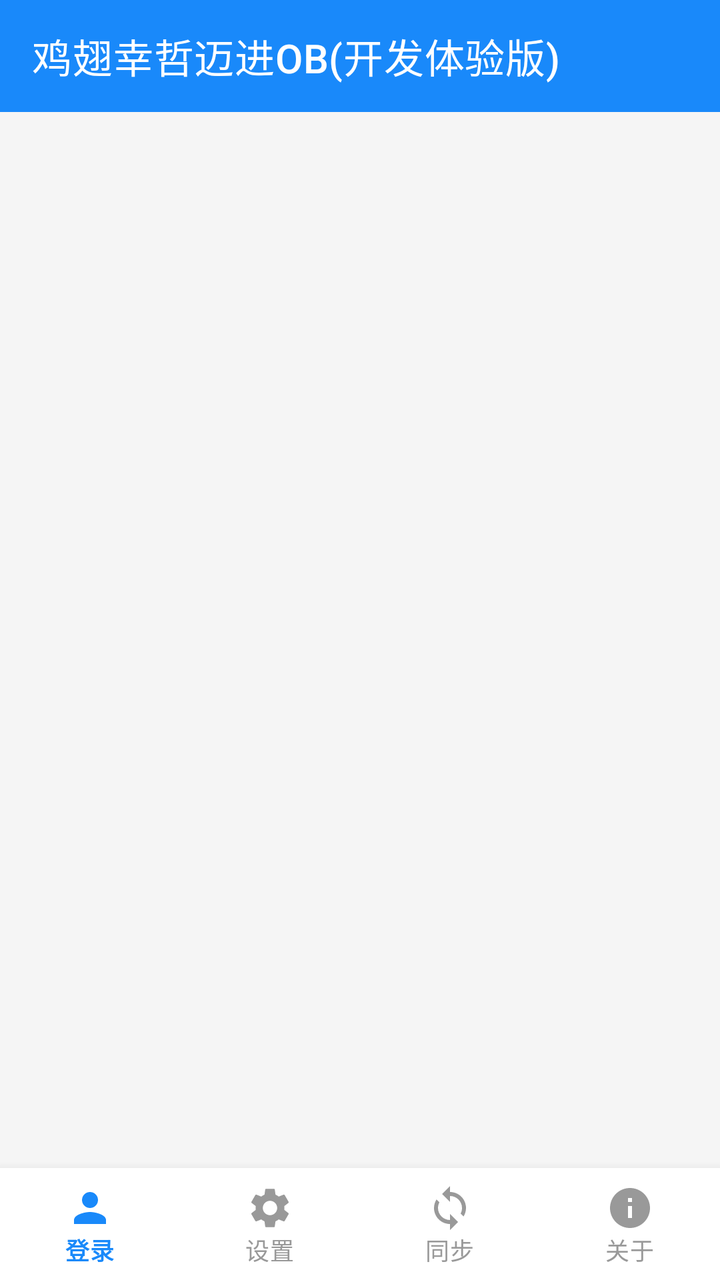
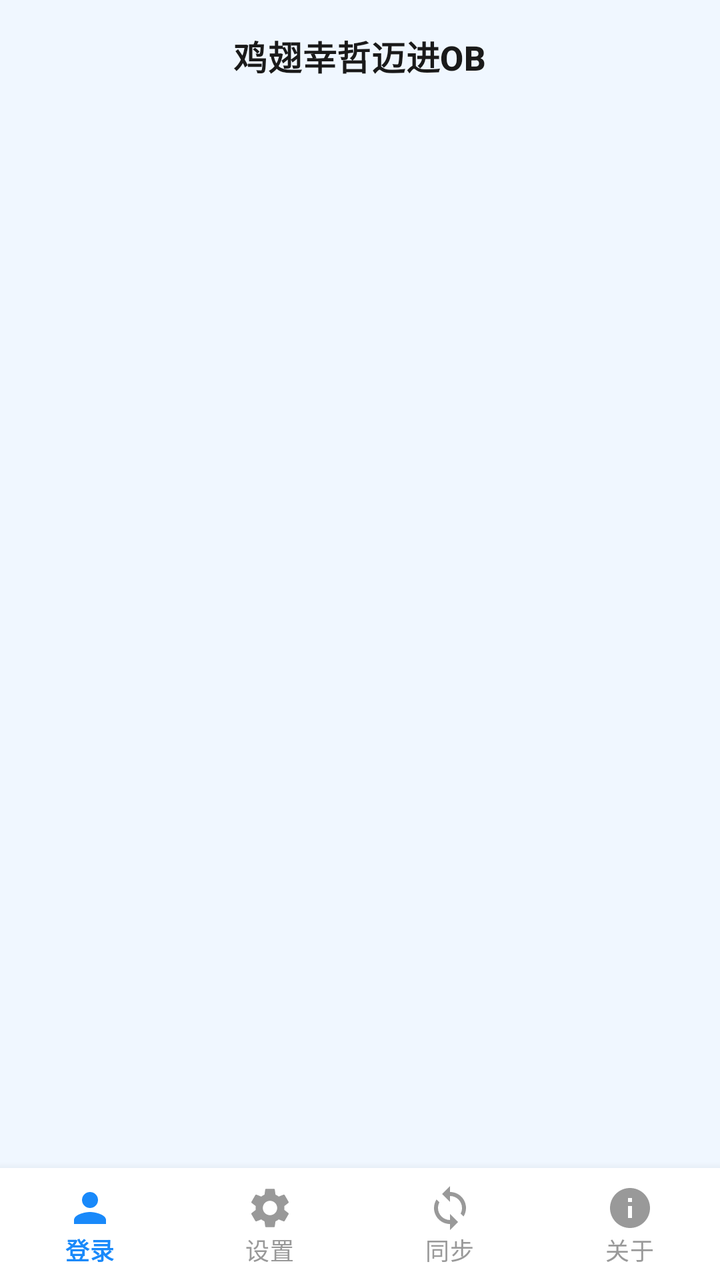

Screens rendered from an Android XML layout before and after an edit, with the pre-edit source and the edit as a unified diff.
<!-- AndroidManifest.xml: activity theme Theme.JichiOB -->
<!-- res/layout/activity_main.xml -->
<?xml version="1.0" encoding="utf-8"?>
<LinearLayout xmlns:android="http://schemas.android.com/apk/res/android"
    xmlns:app="http://schemas.android.com/apk/res-auto"
    android:layout_width="match_parent"
    android:layout_height="match_parent"
    android:orientation="vertical"
    android:fitsSystemWindows="true"
    android:background="@color/grey_light">

    <com.google.android.material.appbar.MaterialToolbar
        android:id="@+id/toolbar"
        android:layout_width="match_parent"
        android:layout_height="?attr/actionBarSize"
        android:background="@color/primary"
        app:title="鸡翅幸哲迈进OB(开发体验版)"
        app:titleTextColor="@color/white" />

    
    <FrameLayout
        android:id="@+id/fragmentContainer"
        android:layout_width="match_parent"
        android:layout_height="0dp"
        android:layout_weight="1" />

    
    <com.google.android.material.bottomnavigation.BottomNavigationView
        android:id="@+id/bottomNav"
        android:layout_width="match_parent"
        android:layout_height="wrap_content"
        android:background="@color/white"
        app:menu="@menu/bottom_nav_menu"
        app:itemIconTint="@color/bottom_nav_selector"
        app:itemTextColor="@color/bottom_nav_selector"
        app:labelVisibilityMode="labeled" />
</LinearLayout>
<!-- resources referenced by this layout -->
<resources>
  <color name="grey_light">#F5F5F5</color>
  <color name="primary">#1989FA</color>
  <color name="white">#FFFFFF</color>
  <style name="Theme.JichiOB" parent="Theme.MaterialComponents.Light.NoActionBar">
          <item name="colorPrimary">@color/primary</item>
          <item name="colorPrimaryDark">@color/primary_dark</item>
          <item name="colorAccent">@color/primary</item>
          <item name="android:statusBarColor">@color/primary</item>
      </style>
  <color name="primary_dark">#0D6ED8</color>
</resources>

<!-- the commit's change to res/layout/activity_main.xml (unified diff, before → after) -->
@@ -5,15 +5,17 @@
     android:layout_height="match_parent"
     android:orientation="vertical"
     android:fitsSystemWindows="true"
-    android:background="@color/grey_light">
+    android:background="@color/bg_light">
 
     <com.google.android.material.appbar.MaterialToolbar
         android:id="@+id/toolbar"
         android:layout_width="match_parent"
         android:layout_height="?attr/actionBarSize"
-        android:background="@color/primary"
-        app:title="鸡翅幸哲迈进OB(开发体验版)"
-        app:titleTextColor="@color/white" />
+        android:background="@color/bg_light"
+        app:title="鸡翅幸哲迈进OB"
+        app:titleTextColor="@color/text_primary"
+        app:titleCentered="true"
+        app:titleTextAppearance="@style/TextAppearance.JichiOB.Toolbar" />
 
     
     <FrameLayout
@@ -27,7 +29,7 @@
         android:id="@+id/bottomNav"
         android:layout_width="match_parent"
         android:layout_height="wrap_content"
-        android:background="@color/white"
+        android:background="@color/card_white"
         app:menu="@menu/bottom_nav_menu"
         app:itemIconTint="@color/bottom_nav_selector"
         app:itemTextColor="@color/bottom_nav_selector"
<!-- resource entries referenced after the edit -->
@@ -1,14 +1,22 @@
 <!-- resources referenced by this layout -->
 <resources>
-  <color name="grey_light">#F5F5F5</color>
+  <color name="bg_light">#F0F7FF</color>
+  <color name="card_white">#FFFFFF</color>
+  <color name="text_primary">#1A1A1A</color>
+  <style name="TextAppearance.JichiOB.Toolbar" parent="TextAppearance.MaterialComponents.Headline6">
+          <item name="android:textSize">17sp</item>
+          <item name="android:textStyle">bold</item>
+          <item name="android:textColor">@color/text_primary</item>
+      </style>
   <color name="primary">#1989FA</color>
-  <color name="white">#FFFFFF</color>
   <style name="Theme.JichiOB" parent="Theme.MaterialComponents.Light.NoActionBar">
           <item name="colorPrimary">@color/primary</item>
           <item name="colorPrimaryDark">@color/primary_dark</item>
           <item name="colorAccent">@color/primary</item>
-          <item name="android:statusBarColor">@color/primary</item>
+          <item name="android:statusBarColor">@color/splash_end</item>
+          <item name="android:windowBackground">@color/bg_light</item>
       </style>
   <color name="primary_dark">#0D6ED8</color>
+  <color name="splash_end">#4DAAFF</color>
 </resources>
 
